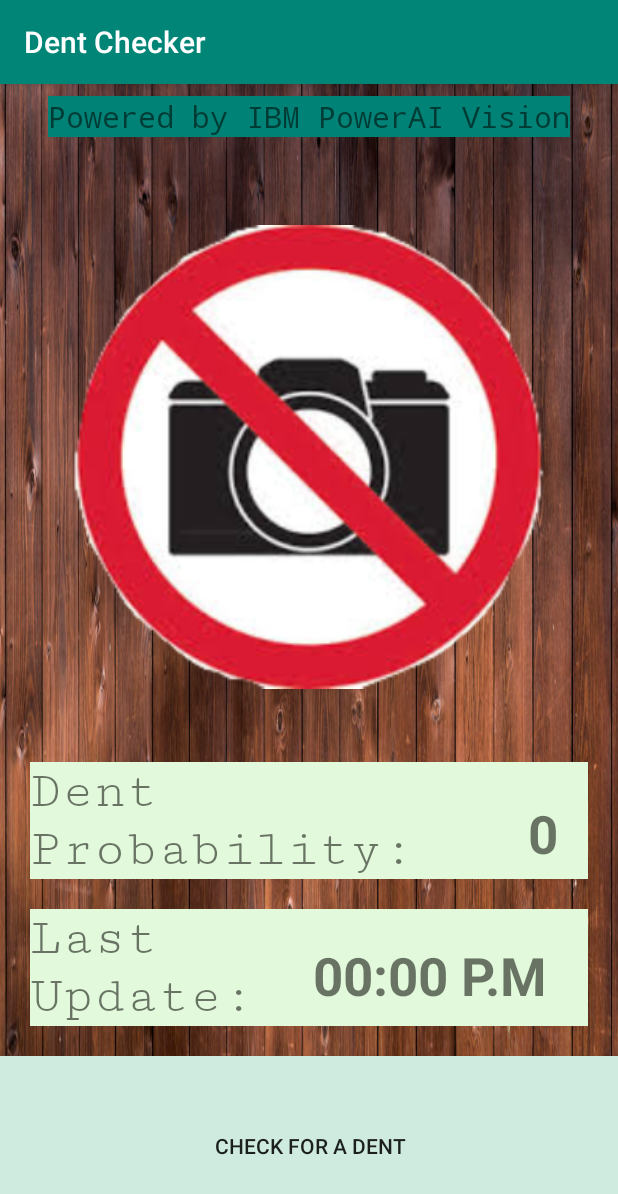
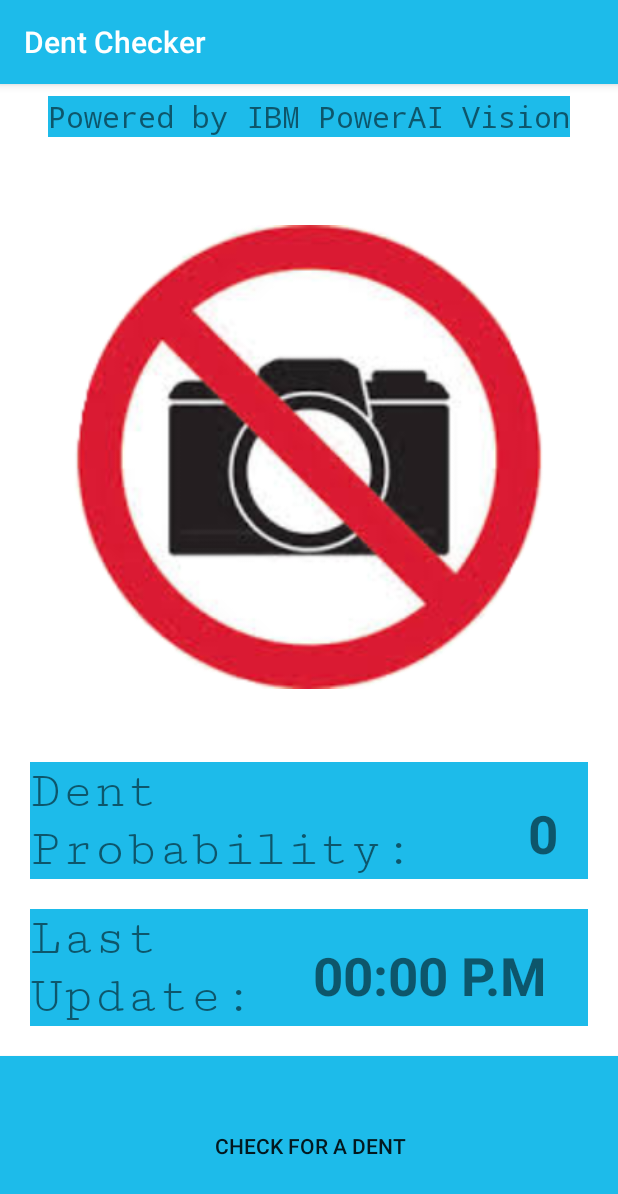
Before and after one commit to dhdenvo/Dent-Detection-App, an Android app: the screen it shows after launch (MainActivity), on a phone screen of 412 x 824 dp. Shown: the top 1194 px of the screen. Run offline under Robolectric (Android 15) with nearby library versions, the phone set to English and light mode, and no system bars; our stand-ins replace Volley; libraries missing offline, so code that uses them is left out: pub.devrel.easypermissions; 1 statement that could not run was skipped.

Commit message:
Changed the theme of the android app to a blue and white based colour scheme
Former-commit-id: 1d25e6b910d4dcb91fbff276377323e534739aff

```diff
--- a/AndroidDentCalculator/app/src/main/res/layout/activity_main.xml
+++ b/AndroidDentCalculator/app/src/main/res/layout/activity_main.xml
@@ -5,7 +5,7 @@
     android:layout_width="match_parent"
     android:layout_height="match_parent"
     tools:context=".MainActivity"
-    android:background="@drawable/wood">
+    android:background="#FFFFFF">
 
     <TextView
         android:id="@+id/textView"
@@ -13,7 +13,7 @@
         android:layout_height="wrap_content"
         android:layout_margin="20dp"
         android:layout_marginBottom="36dp"
-        android:background="#e2fadb"
+        android:background="#1DBBEA"
         android:text="Dent \nProbability:"
         android:textSize="35sp"
         app:fontFamily="serif-monospace"
@@ -26,7 +26,7 @@
         android:layout_height="wrap_content"
         android:layout_margin="20dp"
         android:layout_marginBottom="36dp"
-        android:background="#e2fadb"
+        android:background="#1DBBEA"
         android:text="Last \nUpdate:"
         android:textSize="35sp"
         app:fontFamily="serif-monospace"
@@ -41,7 +41,7 @@
         android:layout_marginLeft="8dp"
         android:layout_marginEnd="8dp"
         android:layout_marginRight="8dp"
-        android:background="#cfebdf"
+        android:background="#1DBBEA"
         android:onClick="takePicture"
         android:text="Check For A Dent"
         app:layout_constraintBottom_toBottomOf="parent"
@@ -63,7 +63,7 @@
         app:layout_constraintEnd_toEndOf="parent"
         app:layout_constraintStart_toStartOf="parent"
         app:layout_constraintTop_toTopOf="parent"
-        android:background="#008376"/>
+        android:background="#1DBBEA"/>
 
     <TextView
         android:id="@+id/people"
--- a/AndroidDentCalculator/app/src/main/res/values/colors.xml
+++ b/AndroidDentCalculator/app/src/main/res/values/colors.xml
@@ -1,6 +1,6 @@
 <?xml version="1.0" encoding="utf-8"?>
 <resources>
-    <color name="colorPrimary">#008577</color>
-    <color name="colorPrimaryDark">#00574B</color>
+    <color name="colorPrimary">#1DBBEA</color>
+    <color name="colorPrimaryDark">#1DBBEA</color>
     <color name="colorAccent">#D81B60</color>
 </resources>
```
